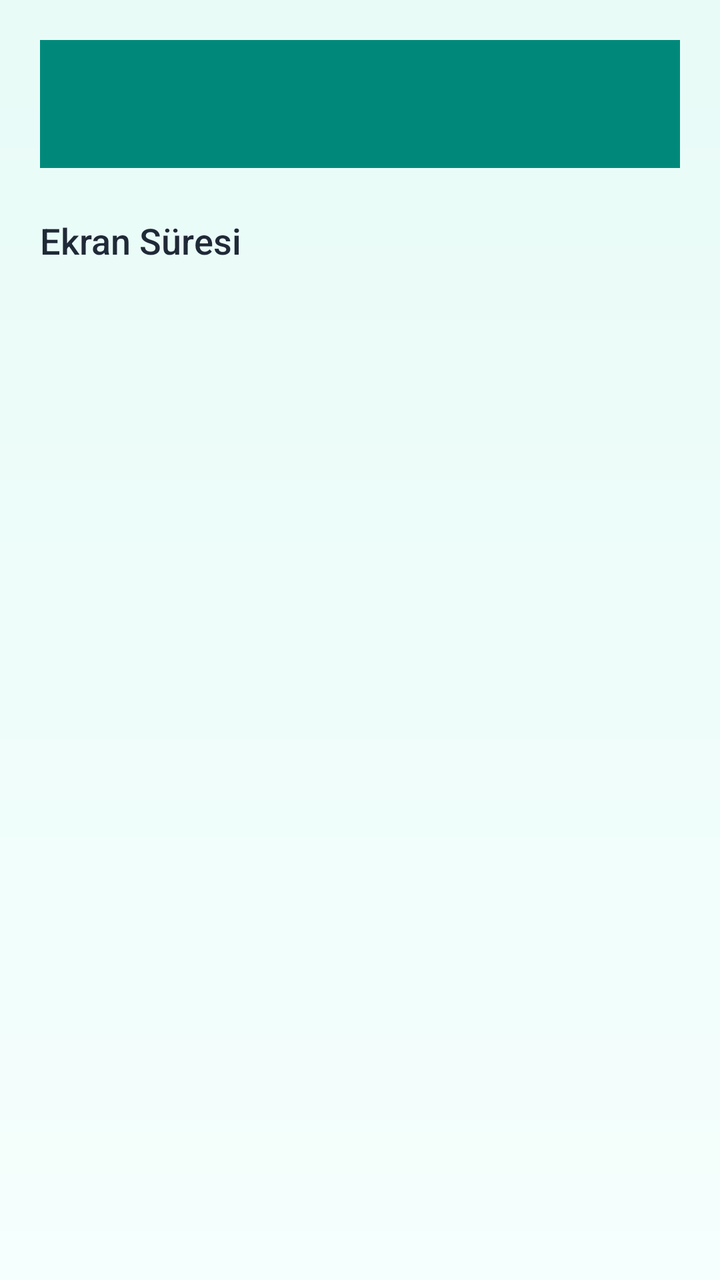
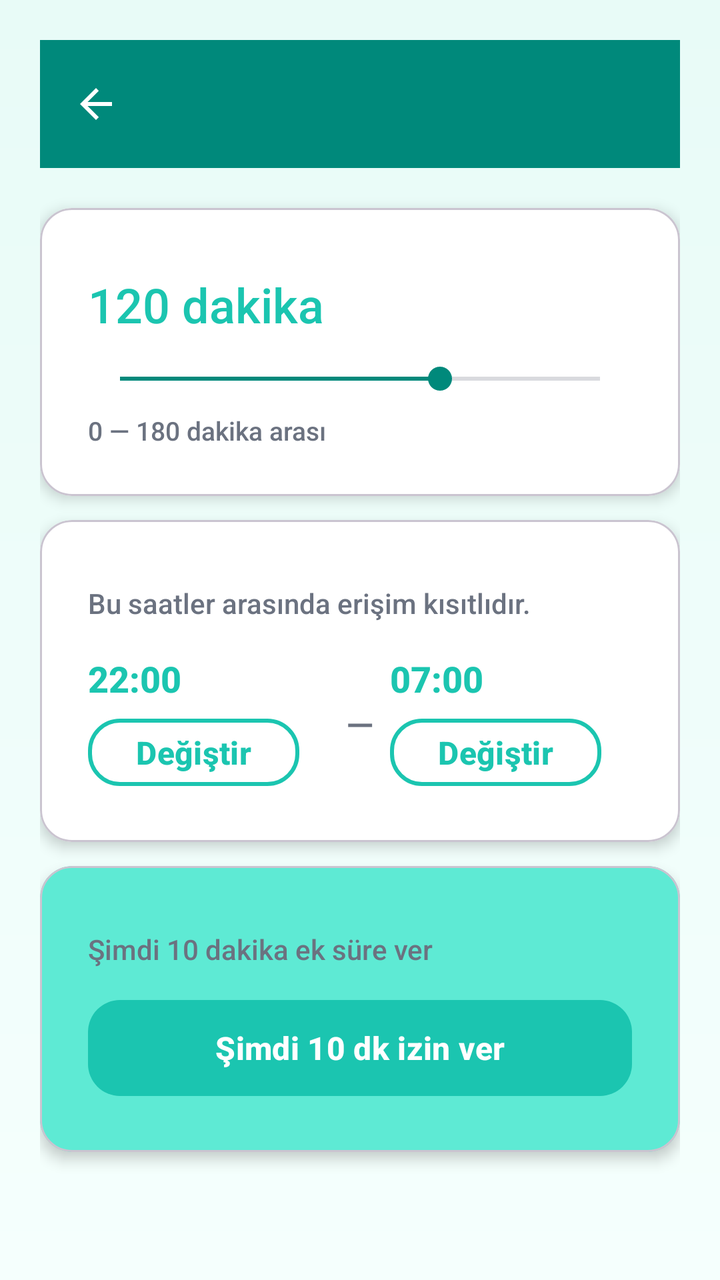

Screens rendered from an Android XML layout before and after an edit, with the pre-edit source and the edit as a unified diff.
<!-- AndroidManifest.xml: application theme Theme.BrainBuddy -->
<!-- res/layout/activity_screen_time.xml -->
<?xml version="1.0" encoding="utf-8"?>
<LinearLayout xmlns:android="http://schemas.android.com/apk/res/android"
    xmlns:app="http://schemas.android.com/apk/res-auto"
    android:layout_width="match_parent"
    android:layout_height="match_parent"
    android:orientation="vertical"
    android:background="@drawable/bg_gradient"
    android:padding="20dp">

    <com.google.android.material.appbar.MaterialToolbar
        android:id="@+id/toolbar"
        android:layout_width="match_parent"
        android:layout_height="?attr/actionBarSize"
        android:background="@color/bb_turquoise_dark"
        app:titleTextColor="@color/white"/>

    <TextView
        android:layout_width="match_parent"
        android:layout_height="wrap_content"
        android:layout_marginTop="24dp"
        android:text="Ekran Süresi"
        android:textSize="18sp"
        android:textColor="@color/bb_text_dark"/>

</LinearLayout>
<!-- resources referenced by this layout -->
<resources>
  <color name="bb_text_dark">#1F2937</color>
  <color name="bb_turquoise_dark">#00897B</color>
  <color name="white">#FFFFFF</color>
  <!-- drawable bg_gradient (drawable) -->
  <?xml version="1.0" encoding="utf-8"?>
  <layer-list xmlns:android="http://schemas.android.com/apk/res/android">
      <item>
          <shape>
              <gradient
                  android:angle="270"
                  android:startColor="#E8FBF7"
                  android:endColor="#F5FFFD"/>
          </shape>
      </item>
  </layer-list>
  <style name="Theme.BrainBuddy" parent="Theme.Material3.DayNight.NoActionBar">
          <item name="colorPrimary">@color/bb_primary</item>
          <item name="colorOnPrimary">@color/white</item>
          <item name="colorSecondary">@color/bb_secondary</item>
          <item name="colorOnSecondary">@color/white</item>
          <item name="colorTertiary">@color/bb_accent</item>
          <item name="colorOnTertiary">@color/black</item>
          <item name="colorError">@color/bb_error</item>
          <item name="colorSurface">@color/bb_bg</item>
          <item name="colorOnSurface">@color/bb_text</item>
          <item name="colorSurfaceContainer">@color/bb_surface_container</item>
          <item name="colorOnSurfaceVariant">@color/bb_text_muted</item>
          <item name="android:windowBackground">@drawable/bg_gradient</item>
          <item name="android:textColorPrimary">@color/bb_text</item>
          <item name="android:textColorSecondary">@color/bb_text_muted</item>
          <item name="materialButtonStyle">@style/BBButton</item>
          <item name="android:fontFamily">sans-serif-medium</item>
      </style>
  <color name="bb_primary">#1BC5B0</color>
  <color name="bb_secondary">#00897B</color>
  <color name="bb_accent">#FFC107</color>
  <color name="black">#000000</color>
  <color name="bb_error">#FF5252</color>
  <color name="bb_bg">#E8FBF7</color>
  <color name="bb_text">#1F2937</color>
  <color name="bb_surface_container">#F0FDF9</color>
  <color name="bb_text_muted">#6B7280</color>
  <style name="BBButton" parent="Widget.Material3.Button">
          <item name="android:minHeight">56dp</item>
          <item name="android:paddingStart">24dp</item>
          <item name="android:paddingEnd">24dp</item>
          <item name="cornerRadius">16dp</item>
          <item name="android:textAllCaps">false</item>
          <item name="android:textColor">@color/white</item>
          <item name="android:textSize">16sp</item>
          <item name="android:textStyle">bold</item>
          <item name="backgroundTint">@color/bb_primary</item>
      </style>
</resources>

<!-- the commit's change to res/layout/activity_screen_time.xml (unified diff, before → after) -->
@@ -1,25 +1,224 @@
 <?xml version="1.0" encoding="utf-8"?>
-<LinearLayout xmlns:android="http://schemas.android.com/apk/res/android"
+<ScrollView xmlns:android="http://schemas.android.com/apk/res/android"
     xmlns:app="http://schemas.android.com/apk/res-auto"
     android:layout_width="match_parent"
     android:layout_height="match_parent"
     android:orientation="vertical"
     android:background="@drawable/bg_gradient"
-    android:padding="20dp">
-
-    <com.google.android.material.appbar.MaterialToolbar
-        android:id="@+id/toolbar"
-        android:layout_width="match_parent"
-        android:layout_height="?attr/actionBarSize"
-        android:background="@color/bb_turquoise_dark"
-        app:titleTextColor="@color/white"/>
-
-    <TextView
+    android:fillViewport="true">
+
+    <LinearLayout
         android:layout_width="match_parent"
         android:layout_height="wrap_content"
-        android:layout_marginTop="24dp"
-        android:text="Ekran Süresi"
-        android:textSize="18sp"
-        android:textColor="@color/bb_text_dark"/>
-
-</LinearLayout>
+        android:orientation="vertical"
+        android:padding="20dp">
+
+        <com.google.android.material.appbar.MaterialToolbar
+            android:id="@+id/toolbar"
+            android:layout_width="match_parent"
+            android:layout_height="?attr/actionBarSize"
+            android:background="@color/bb_turquoise_dark"
+            app:titleTextColor="@color/white"
+            app:navigationIcon="?attr/homeAsUpIndicator"
+            app:navigationIconTint="@color/white"/>
+
+        <com.google.android.material.card.MaterialCardView
+            style="@style/BB.Card"
+            android:layout_width="match_parent"
+            android:layout_height="wrap_content"
+            android:layout_marginTop="20dp"
+            app:cardBackgroundColor="@color/white"
+            app:cardCornerRadius="16dp"
+            app:cardElevation="4dp">
+
+            <LinearLayout
+                android:layout_width="match_parent"
+                android:layout_height="wrap_content"
+                android:orientation="vertical"
+                android:padding="24dp">
+
+                <TextView
+                    android:text="Günlük Limit"
+                    android:textSize="18sp"
+                    android:textStyle="bold"
+                    android:textColor="@color/bb_text"/>
+
+                <TextView
+                    android:id="@+id/tvMinutesValue"
+                    android:layout_width="match_parent"
+                    android:layout_height="wrap_content"
+                    android:layout_marginTop="8dp"
+                    android:text="120 dakika"
+                    android:textSize="24sp"
+                    android:textColor="@color/bb_turquoise"/>
+
+                <SeekBar
+                    android:id="@+id/seekMinutes"
+                    android:layout_width="match_parent"
+                    android:layout_height="wrap_content"
+                    android:layout_marginTop="12dp"
+                    android:max="180"
+                    android:progress="120"/>
+
+                <TextView
+                    android:layout_width="match_parent"
+                    android:layout_height="wrap_content"
+                    android:layout_marginTop="8dp"
+                    android:text="0 — 180 dakika arası"
+                    android:textSize="13sp"
+                    android:textColor="@color/bb_text_muted"/>
+            </LinearLayout>
+        </com.google.android.material.card.MaterialCardView>
+
+        <com.google.android.material.card.MaterialCardView
+            style="@style/BB.Card"
+            android:layout_width="match_parent"
+            android:layout_height="wrap_content"
+            android:layout_marginTop="12dp"
+            app:cardBackgroundColor="@color/white"
+            app:cardCornerRadius="16dp"
+            app:cardElevation="4dp">
+
+            <LinearLayout
+                android:layout_width="match_parent"
+                android:layout_height="wrap_content"
+                android:orientation="vertical"
+                android:padding="24dp">
+
+                <TextView
+                    android:text="Uyku Modu"
+                    android:textSize="18sp"
+                    android:textStyle="bold"
+                    android:textColor="@color/bb_text"/>
+
+                <TextView
+                    android:layout_width="match_parent"
+                    android:layout_height="wrap_content"
+                    android:layout_marginTop="8dp"
+                    android:text="Bu saatler arasında erişim kısıtlıdır."
+                    android:textSize="14sp"
+                    android:textColor="@color/bb_text_muted"/>
+
+                <LinearLayout
+                    android:layout_width="match_parent"
+                    android:layout_height="wrap_content"
+                    android:orientation="horizontal"
+                    android:layout_marginTop="16dp"
+                    android:gravity="center_vertical">
+
+                    <LinearLayout
+                        android:layout_width="0dp"
+                        android:layout_height="wrap_content"
+                        android:layout_weight="1"
+                        android:orientation="vertical">
+
+                        <TextView
+                            android:text="Başlangıç"
+                            android:textSize="12sp"
+                            android:textColor="@color/bb_text_muted"/>
+
+                        <TextView
+                            android:id="@+id/tvSleepStart"
+                            android:layout_width="wrap_content"
+                            android:layout_height="wrap_content"
+                            android:textSize="18sp"
+                            android:textStyle="bold"
+                            android:textColor="@color/bb_primary"
+                            android:text="22:00"/>
+
+                        <com.google.android.material.button.MaterialButton
+                            android:id="@+id/btnSleepStart"
+                            style="@style/BBButtonAlt"
+                            android:layout_width="wrap_content"
+                            android:layout_height="wrap_content"
+                            android:layout_marginTop="4dp"
+                            android:text="Değiştir"
+                            android:minWidth="0dp"
+                            android:minHeight="0dp"
+                            android:paddingHorizontal="12dp"/>
+                    </LinearLayout>
+
+                    <TextView
+                        android:layout_width="wrap_content"
+                        android:layout_height="wrap_content"
+                        android:text="—"
+                        android:textSize="18sp"
+                        android:textColor="@color/bb_text_muted"
+                        android:layout_marginHorizontal="8dp"/>
+
+                    <LinearLayout
+                        android:layout_width="0dp"
+                        android:layout_height="wrap_content"
+                        android:layout_weight="1"
+                        android:orientation="vertical">
+
+                        <TextView
+                            android:text="Bitiş"
+                            android:textSize="12sp"
+                            android:textColor="@color/bb_text_muted"/>
+
+                        <TextView
+                            android:id="@+id/tvSleepEnd"
+                            android:layout_width="wrap_content"
+                            android:layout_height="wrap_content"
+                            android:textSize="18sp"
+                            android:textStyle="bold"
+                            android:textColor="@color/bb_primary"
+                            android:text="07:00"/>
+
+                        <com.google.android.material.button.MaterialButton
+                            android:id="@+id/btnSleepEnd"
+                            style="@style/BBButtonAlt"
+                            android:layout_width="wrap_content"
+                            android:layout_height="wrap_content"
+                            android:layout_marginTop="4dp"
+                            android:text="Değiştir"
+                            android:minWidth="0dp"
+                            android:minHeight="0dp"
+                            android:paddingHorizontal="12dp"/>
+                    </LinearLayout>
+                </LinearLayout>
+            </LinearLayout>
+        </com.google.android.material.card.MaterialCardView>
+
+        <com.google.android.material.card.MaterialCardView
+            style="@style/BB.Card"
+            android:layout_width="match_parent"
+            android:layout_height="wrap_content"
+            android:layout_marginTop="12dp"
+            android:layout_marginBottom="24dp"
+            app:cardBackgroundColor="@color/bb_turquoise_light"
+            app:cardCornerRadius="16dp"
+            app:cardElevation="4dp">
+
+            <LinearLayout
+                android:layout_width="match_parent"
+                android:layout_height="wrap_content"
+                android:orientation="vertical"
+                android:padding="24dp">
+
+                <TextView
+                    android:text="Hızlı İzin"
+                    android:textSize="18sp"
+                    android:textStyle="bold"
+                    android:textColor="@color/bb_text"/>
+
+                <TextView
+                    android:layout_width="match_parent"
+                    android:layout_height="wrap_content"
+                    android:layout_marginTop="8dp"
+                    android:text="Şimdi 10 dakika ek süre ver"
+                    android:textSize="14sp"
+                    android:textColor="@color/bb_text_muted"/>
+
+                <com.google.android.material.button.MaterialButton
+                    android:id="@+id/btnGrant10Min"
+                    style="@style/BBButton"
+                    android:layout_width="match_parent"
+                    android:layout_height="wrap_content"
+                    android:layout_marginTop="12dp"
+                    android:text="Şimdi 10 dk izin ver"/>
+            </LinearLayout>
+        </com.google.android.material.card.MaterialCardView>
+    </LinearLayout>
+</ScrollView>
<!-- resource entries referenced after the edit -->
@@ -1,7 +1,7 @@
 <!-- resources referenced by this layout -->
 <resources>
-  <color name="bb_text_dark">#1F2937</color>
   <color name="bb_turquoise_dark">#00897B</color>
+  <color name="bb_turquoise_light">#5EEAD4</color>
   <color name="white">#FFFFFF</color>
   <!-- drawable bg_gradient (drawable) -->
   <?xml version="1.0" encoding="utf-8"?>
@@ -15,6 +15,10 @@
           </shape>
       </item>
   </layer-list>
+  <style name="BB.Card">
+          <item name="android:background">@drawable/bg_card</item>
+          <item name="android:padding">20dp</item>
+      </style>
   <style name="Theme.BrainBuddy" parent="Theme.Material3.DayNight.NoActionBar">
           <item name="colorPrimary">@color/bb_primary</item>
           <item name="colorOnPrimary">@color/white</item>
@@ -33,6 +37,17 @@
           <item name="materialButtonStyle">@style/BBButton</item>
           <item name="android:fontFamily">sans-serif-medium</item>
       </style>
+  <!-- drawable bg_card (drawable) -->
+  <?xml version="1.0" encoding="utf-8"?>
+  <shape xmlns:android="http://schemas.android.com/apk/res/android">
+      <solid android:color="@color/bb_card"/>
+      <corners android:radius="20dp"/>
+      <padding
+          android:left="16dp"
+          android:top="16dp"
+          android:right="16dp"
+          android:bottom="16dp"/>
+  </shape>
   <color name="bb_primary">#1BC5B0</color>
   <color name="bb_secondary">#00897B</color>
   <color name="bb_accent">#FFC107</color>
@@ -41,7 +56,9 @@
   <color name="bb_bg">#E8FBF7</color>
   <color name="bb_text">#1F2937</color>
   <color name="bb_surface_container">#F0FDF9</color>
+  <color name="bb_card">#FFFFFF</color>
   <color name="bb_text_muted">#6B7280</color>
+  <color name="bb_turquoise">#1BC5B0</color>
   <style name="BBButton" parent="Widget.Material3.Button">
           <item name="android:minHeight">56dp</item>
           <item name="android:paddingStart">24dp</item>
@@ -53,5 +70,13 @@
           <item name="android:textStyle">bold</item>
           <item name="backgroundTint">@color/bb_primary</item>
       </style>
+  <style name="BBButtonAlt" parent="Widget.Material3.Button.OutlinedButton">
+          <item name="android:minHeight">56dp</item>
+          <item name="cornerRadius">16dp</item>
+          <item name="android:textAllCaps">false</item>
+          <item name="android:textColor">@color/bb_primary</item>
+          <item name="strokeColor">@color/bb_primary</item>
+          <item name="strokeWidth">2dp</item>
+      </style>
 </resources>
 
